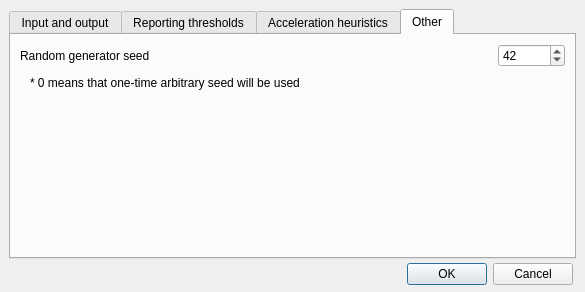
Qt form src/plugins_3rdparty/hmm3/src/search/ui/UHMM3SearchDialog.ui (violethaze74/ugene) before a commit.
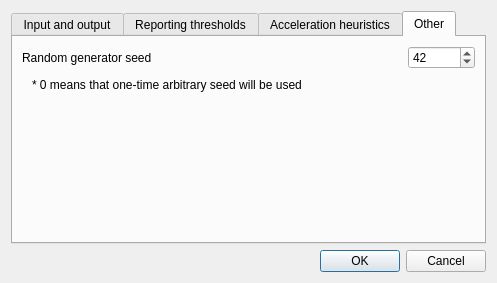
The same form after that commit. The open tabs and pages were chosen to show the change.

```diff
--- a/src/plugins_3rdparty/hmm3/src/search/ui/UHMM3SearchDialog.ui
+++ b/src/plugins_3rdparty/hmm3/src/search/ui/UHMM3SearchDialog.ui
@@ -6,22 +6,16 @@
    <rect>
     <x>0</x>
     <y>0</y>
-    <width>585</width>
-    <height>292</height>
+    <width>465</width>
+    <height>283</height>
    </rect>
   </property>
   <property name="windowTitle">
    <string>HMM3 Search</string>
   </property>
+  <layout class="QVBoxLayout" name="verticalLayout_7">
+   <item>
   <widget class="QTabWidget" name="tabWidget">
-   <property name="geometry">
-    <rect>
-     <x>9</x>
-     <y>9</y>
-     <width>567</width>
-     <height>250</height>
-    </rect>
-   </property>
    <property name="sizeHint" stdset="0">
     <size>
      <width>447</width>
@@ -566,19 +560,15 @@
     </layout>
    </widget>
   </widget>
+   </item>
+   <item>
   <widget class="QDialogButtonBox" name="buttonBox">
-   <property name="geometry">
-    <rect>
-     <x>30</x>
-     <y>263</y>
-     <width>543</width>
-     <height>23</height>
-    </rect>
-   </property>
    <property name="standardButtons">
     <set>QDialogButtonBox::Cancel|QDialogButtonBox::Ok</set>
    </property>
   </widget>
+   </item>
+  </layout>
  </widget>
  <resources/>
  <connections/>
```
Left out of the diff: 2 changed lines with no effect on the pictures. Lines whose indentation alone changed are shown as unchanged.
